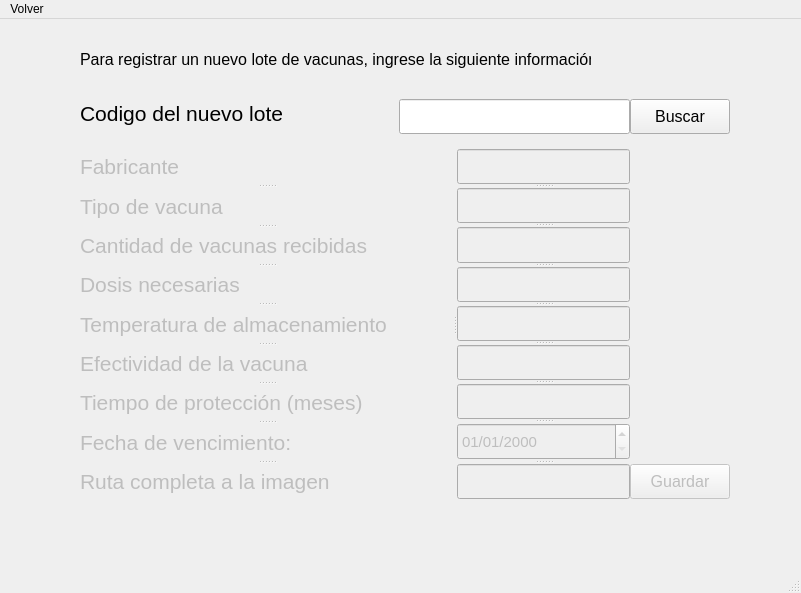
The window that frontend/user_interface/crearLote.ui (alpha231/UNAL_POO_2021-1) describes before a commit, drawn with Qt 5.
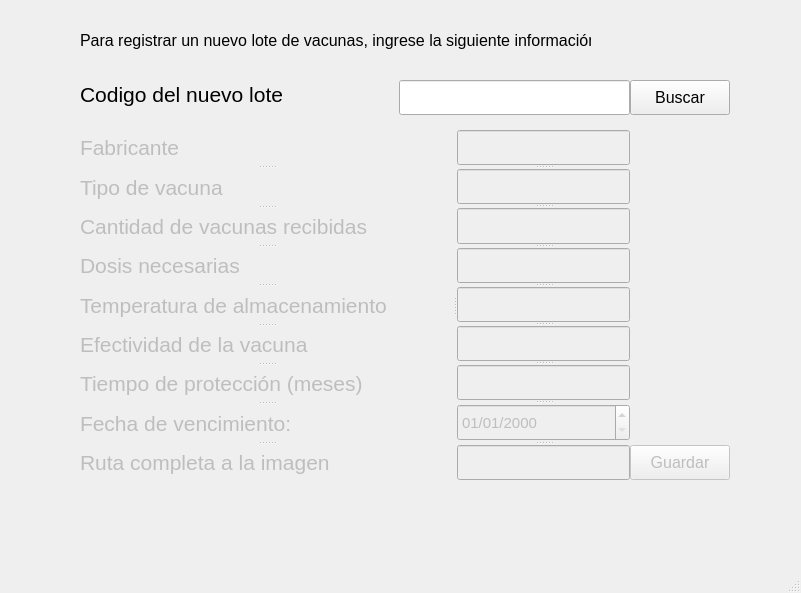
The same window after the commit.

Commit message: arreglo crearLote

Diff of the .ui file:
```diff
--- a/frontend/user_interface/crearLote.ui
+++ b/frontend/user_interface/crearLote.ui
@@ -297,22 +297,6 @@
    </widget>
   </widget>
   <widget class="QStatusBar" name="statusbar"/>
-  <widget class="QMenuBar" name="menubar">
-   <property name="geometry">
-    <rect>
-     <x>0</x>
-     <y>0</y>
-     <width>801</width>
-     <height>21</height>
-    </rect>
-   </property>
-   <widget class="QMenu" name="menuVolver">
-    <property name="title">
-     <string>Volver</string>
-    </property>
-   </widget>
-   <addaction name="menuVolver"/>
-  </widget>
  </widget>
  <resources/>
  <connections/>
```
Left out of the diff: 1 changed line with no effect on the pictures.
